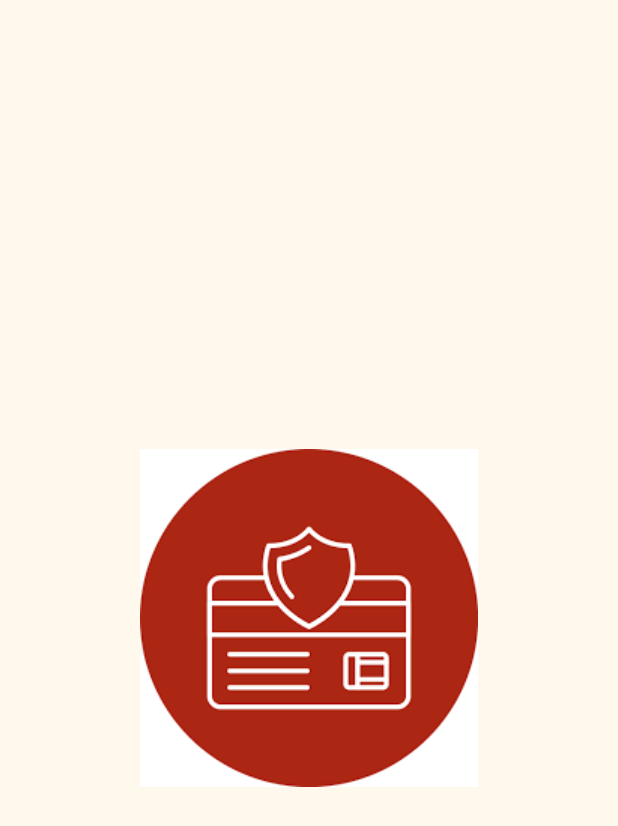
After one commit to jawadshahid07/SMDAssignment1, an Android app: the layout activity_splash_screen.xml on its own in the app's theme, with its tools: preview values and no code run, on a phone screen of 412 x 824 dp. The commit adds this screen. Shown: the top 826 px of the screen. Run offline under Robolectric (Android 15) with nearby library versions, the light colour scheme and no system bars.

Commit message:
created splash screen

```diff
--- a/app/src/main/AndroidManifest.xml
+++ b/app/src/main/AndroidManifest.xml
@@ -13,6 +13,9 @@
         android:theme="@style/Theme.SMDAssignment1"
         tools:targetApi="31">
         <activity
+            android:name=".SenderInfoFormActivity"
+            android:exported="false" />
+        <activity
             android:name=".MainActivity"
             android:exported="true">
             <intent-filter>
--- a/app/src/main/java/com/example/smdassignment1/MainActivity.java
+++ b/app/src/main/java/com/example/smdassignment1/SenderInfoFormActivity.java
@@ -8,13 +8,13 @@ import androidx.core.graphics.Insets;
 import androidx.core.view.ViewCompat;
 import androidx.core.view.WindowInsetsCompat;
 
-public class MainActivity extends AppCompatActivity {
+public class SenderInfoFormActivity extends AppCompatActivity {
 
     @Override
     protected void onCreate(Bundle savedInstanceState) {
         super.onCreate(savedInstanceState);
         EdgeToEdge.enable(this);
-        setContentView(R.layout.activity_main);
+        setContentView(R.layout.activity_sender_info_form);
         ViewCompat.setOnApplyWindowInsetsListener(findViewById(R.id.main), (v, insets) -> {
             Insets systemBars = insets.getInsets(WindowInsetsCompat.Type.systemBars());
             v.setPadding(systemBars.left, systemBars.top, systemBars.right, systemBars.bottom);
--- /dev/null
+++ b/app/src/main/res/layout/activity_splash_screen.xml
@@ -0,0 +1,14 @@
+<?xml version="1.0" encoding="utf-8"?>
+<RelativeLayout xmlns:android="http://schemas.android.com/apk/res/android"
+    android:layout_width="match_parent"
+    android:layout_height="match_parent"
+    android:background="@color/background_color"
+    android:gravity="center">
+
+    <ImageView
+        android:id="@+id/logo"
+        android:layout_width="wrap_content"
+        android:layout_height="wrap_content"
+        android:src="@drawable/logo" />
+
+</RelativeLayout>
--- a/app/src/main/res/values/colors.xml
+++ b/app/src/main/res/values/colors.xml
@@ -2,4 +2,5 @@
 <resources>
     <color name="black">#FF000000</color>
     <color name="white">#FFFFFFFF</color>
+    <color name="background_color">#fff9ed</color>
 </resources>
```
Also changed, not shown: app/src/main/java/com/example/smdassignment1/SplashScreenActivity.java (added, +24 -0 lines), app/src/main/res/layout/activity_sender_info_form.xml (renamed from app/src/main/res/layout/activity_main.xml, +1 -10 lines), app/src/main/res/drawable/logo.png (added).
